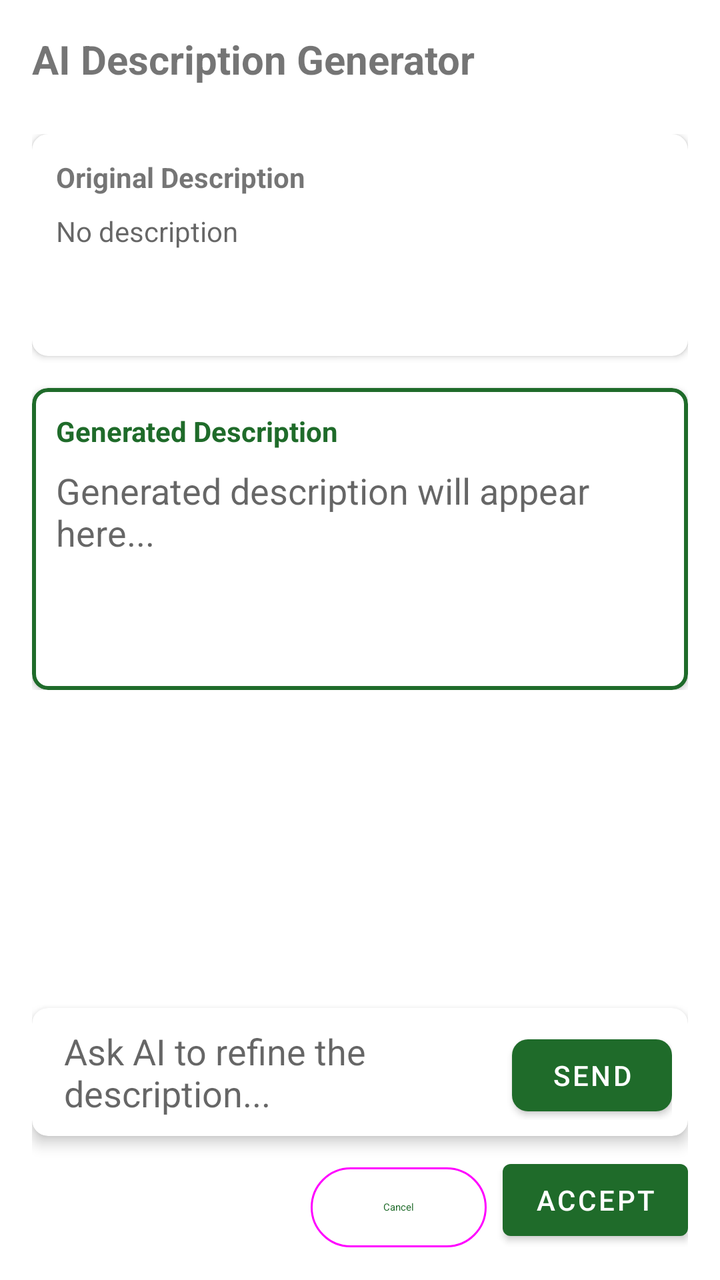
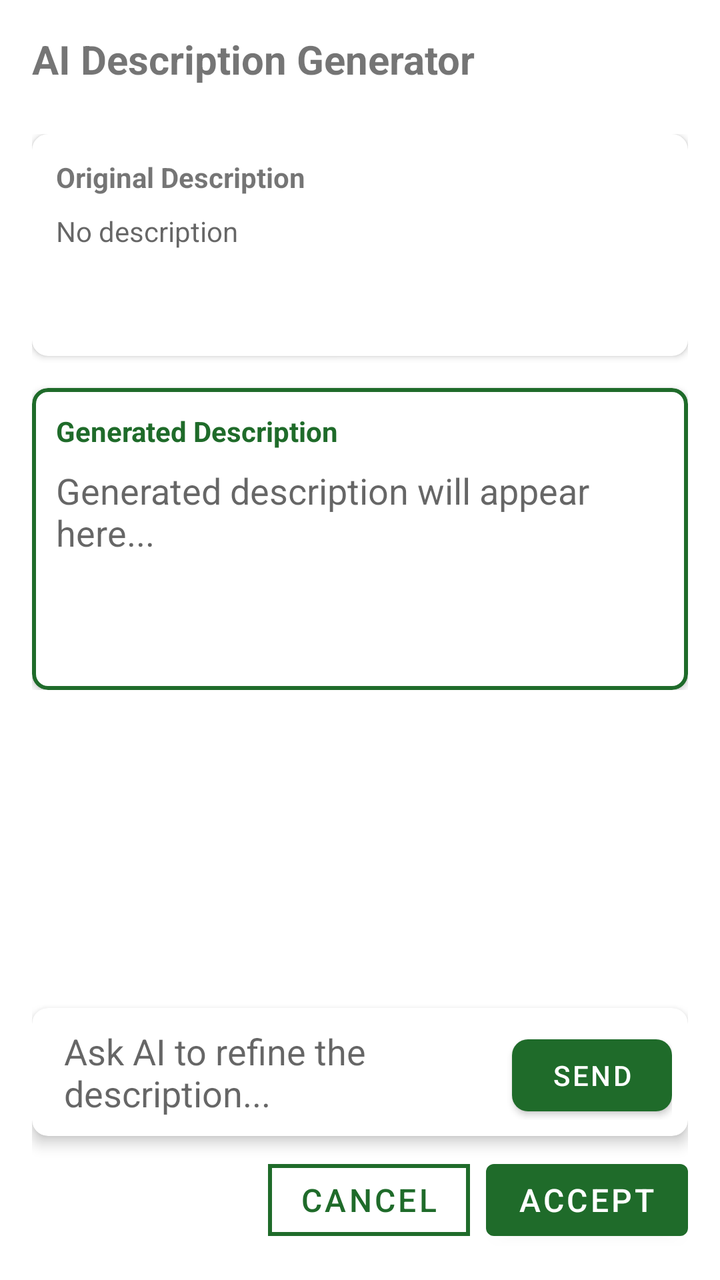

Two renders of the same Android screen: before a commit and after it. Below are the layout's source before the change and the commit's diff.
<!-- AndroidManifest.xml: application theme Theme.PEVPlugShare -->
<!-- res/layout/dialog_ai_description.xml -->
<?xml version="1.0" encoding="utf-8"?>
<androidx.constraintlayout.widget.ConstraintLayout
    xmlns:android="http://schemas.android.com/apk/res/android"
    xmlns:app="http://schemas.android.com/apk/res-auto"
    android:layout_width="match_parent"
    android:layout_height="match_parent"
    android:padding="16dp">

    <TextView
        android:id="@+id/titleText"
        android:layout_width="match_parent"
        android:layout_height="wrap_content"
        android:text="AI Description Generator"
        android:textSize="20sp"
        android:textStyle="bold"
        android:paddingBottom="16dp"
        app:layout_constraintTop_toTopOf="parent"
        app:layout_constraintStart_toStartOf="parent"
        app:layout_constraintEnd_toEndOf="parent" />

    <ProgressBar
        android:id="@+id/progressBar"
        android:layout_width="wrap_content"
        android:layout_height="wrap_content"
        android:visibility="gone"
        app:layout_constraintTop_toBottomOf="@id/titleText"
        app:layout_constraintStart_toStartOf="parent"
        app:layout_constraintEnd_toEndOf="parent" />

    <androidx.core.widget.NestedScrollView
        android:id="@+id/contentScrollView"
        android:layout_width="match_parent"
        android:layout_height="0dp"
        android:layout_marginTop="8dp"
        android:layout_marginBottom="8dp"
        app:layout_constraintTop_toBottomOf="@id/titleText"
        app:layout_constraintBottom_toTopOf="@id/chatInputContainer"
        app:layout_constraintStart_toStartOf="parent"
        app:layout_constraintEnd_toEndOf="parent">

        <LinearLayout
            android:layout_width="match_parent"
            android:layout_height="wrap_content"
            android:orientation="vertical">

            <com.google.android.material.card.MaterialCardView
                android:layout_width="match_parent"
                android:layout_height="wrap_content"
                android:layout_marginBottom="16dp"
                app:cardElevation="2dp"
                app:cardCornerRadius="8dp">

                <LinearLayout
                    android:layout_width="match_parent"
                    android:layout_height="wrap_content"
                    android:orientation="vertical"
                    android:padding="12dp">

                    <TextView
                        android:layout_width="match_parent"
                        android:layout_height="wrap_content"
                        android:text="Original Description"
                        android:textStyle="bold"
                        android:textSize="14sp"
                        android:paddingBottom="8dp" />

                    <TextView
                        android:id="@+id/oldDescriptionText"
                        android:layout_width="match_parent"
                        android:layout_height="wrap_content"
                        android:minHeight="60dp"
                        android:textColor="?android:textColorSecondary"
                        android:text="No description" />
                </LinearLayout>
            </com.google.android.material.card.MaterialCardView>

            <com.google.android.material.card.MaterialCardView
                android:layout_width="match_parent"
                android:layout_height="wrap_content"
                app:cardElevation="2dp"
                app:cardCornerRadius="8dp"
                app:strokeWidth="2dp"
                app:strokeColor="?attr/colorPrimary">

                <LinearLayout
                    android:layout_width="match_parent"
                    android:layout_height="wrap_content"
                    android:orientation="vertical"
                    android:padding="12dp">

                    <TextView
                        android:layout_width="match_parent"
                        android:layout_height="wrap_content"
                        android:text="Generated Description"
                        android:textStyle="bold"
                        android:textSize="14sp"
                        android:textColor="?attr/colorPrimary"
                        android:paddingBottom="8dp" />

                    <EditText
                        android:id="@+id/newDescriptionText"
                        android:layout_width="match_parent"
                        android:layout_height="wrap_content"
                        android:minHeight="100dp"
                        android:gravity="top|start"
                        android:background="@android:color/transparent"
                        android:hint="Generated description will appear here..."
                        android:inputType="textMultiLine|textCapSentences"
                        android:scrollbars="vertical" />
                </LinearLayout>
            </com.google.android.material.card.MaterialCardView>

        </LinearLayout>
    </androidx.core.widget.NestedScrollView>

    <com.google.android.material.card.MaterialCardView
        android:id="@+id/chatInputContainer"
        android:layout_width="match_parent"
        android:layout_height="wrap_content"
        android:layout_marginBottom="8dp"
        app:cardElevation="4dp"
        app:cardCornerRadius="8dp"
        app:layout_constraintBottom_toTopOf="@id/buttonContainer"
        app:layout_constraintStart_toStartOf="parent"
        app:layout_constraintEnd_toEndOf="parent">

        <LinearLayout
            android:layout_width="match_parent"
            android:layout_height="wrap_content"
            android:orientation="horizontal"
            android:padding="8dp">

            <EditText
                android:id="@+id/chatInput"
                android:layout_width="0dp"
                android:layout_height="wrap_content"
                android:layout_weight="1"
                android:hint="Ask AI to refine the description..."
                android:minHeight="48dp"
                android:background="@android:color/transparent"
                android:inputType="textCapSentences|textMultiLine"
                android:maxLines="3"
                android:paddingStart="8dp"
                android:paddingEnd="8dp" />

            <com.google.android.material.button.MaterialButton
                android:id="@+id/sendButton"
                android:layout_width="wrap_content"
                android:layout_height="wrap_content"
                android:text="Send"
                android:minWidth="80dp"
                app:cornerRadius="8dp" />
        </LinearLayout>
    </com.google.android.material.card.MaterialCardView>

    <LinearLayout
        android:id="@+id/buttonContainer"
        android:layout_width="match_parent"
        android:layout_height="wrap_content"
        android:orientation="horizontal"
        android:gravity="end"
        app:layout_constraintBottom_toBottomOf="parent"
        app:layout_constraintStart_toStartOf="parent"
        app:layout_constraintEnd_toEndOf="parent">

        <com.google.android.material.button.MaterialButton
            android:id="@+id/cancelButton"
            android:layout_width="wrap_content"
            android:layout_height="wrap_content"
            android:text="Cancel"
            android:layout_marginEnd="8dp"
            style="@style/Widget.Material3.Button.OutlinedButton" />

        <com.google.android.material.button.MaterialButton
            android:id="@+id/acceptButton"
            android:layout_width="wrap_content"
            android:layout_height="wrap_content"
            android:text="Accept" />
    </LinearLayout>

</androidx.constraintlayout.widget.ConstraintLayout>
<!-- resources referenced by this layout -->
<resources>
  <style name="Theme.PEVPlugShare" parent="Theme.MaterialComponents.Light.NoActionBar">
          <item name="colorPrimary">@color/md_theme_primary</item>
          <item name="colorSecondary">@color/md_theme_secondary</item>
          <item name="colorError">@color/md_theme_error</item>
      </style>
  <color name="md_theme_primary">#1f6b2a</color>
  <color name="md_theme_secondary">#2d7a3f</color>
  <color name="md_theme_error">#c00000</color>
</resources>

<!-- the commit's change to res/layout/dialog_ai_description.xml (unified diff, before → after) -->
@@ -168,14 +168,16 @@
             android:layout_width="wrap_content"
             android:layout_height="wrap_content"
             android:text="Cancel"
+            android:textSize="16sp"
             android:layout_marginEnd="8dp"
-            style="@style/Widget.Material3.Button.OutlinedButton" />
+            style="@style/CustomOutlinedButton" />
 
         <com.google.android.material.button.MaterialButton
             android:id="@+id/acceptButton"
             android:layout_width="wrap_content"
             android:layout_height="wrap_content"
-            android:text="Accept" />
+            android:text="Accept"
+            android:textSize="16sp" />
     </LinearLayout>
 
 </androidx.constraintlayout.widget.ConstraintLayout>
<!-- resource entries referenced after the edit -->
@@ -1,5 +1,11 @@
 <!-- resources referenced by this layout -->
 <resources>
+  <style name="CustomOutlinedButton" parent="Widget.MaterialComponents.Button.OutlinedButton">
+          <item name="cornerRadius">0dp</item>
+          <item name="strokeColor">@color/md_theme_primary</item>
+          <item name="strokeWidth">2dp</item>
+          <item name="android:textColor">@color/md_theme_primary</item>
+      </style>
   <style name="Theme.PEVPlugShare" parent="Theme.MaterialComponents.Light.NoActionBar">
           <item name="colorPrimary">@color/md_theme_primary</item>
           <item name="colorSecondary">@color/md_theme_secondary</item>
